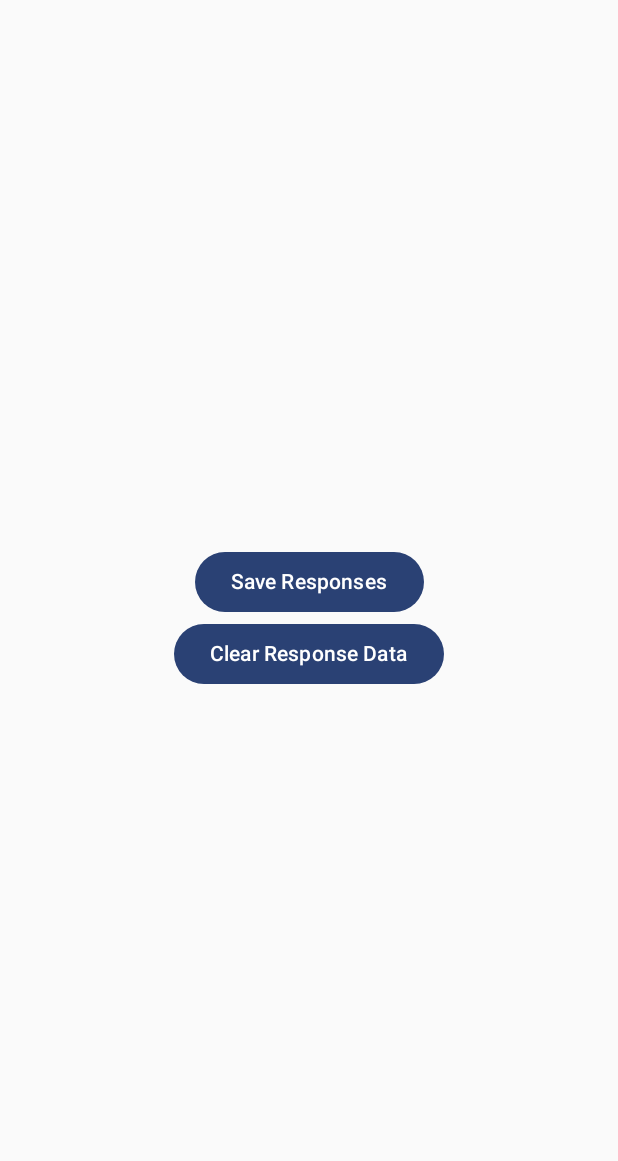
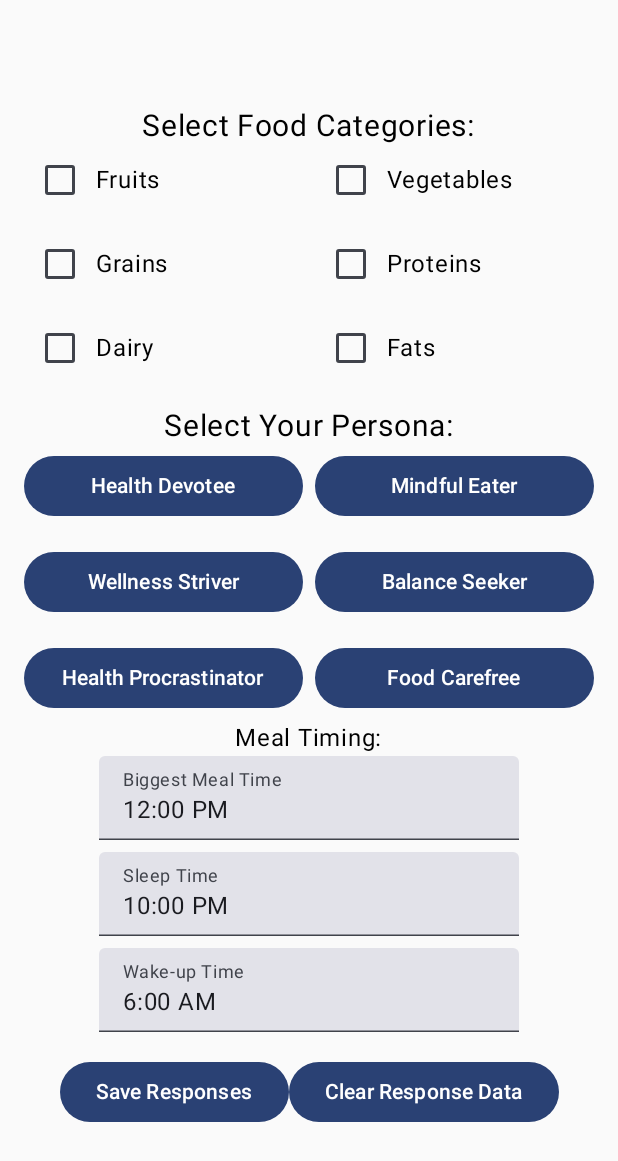
Before and after one commit to Arrtish2702/FIT2081_A1, an Android app built with Jetpack Compose: the QuestionnaireActivity screen opened directly, with no data from a screen before it, on a phone screen of 412 x 824 dp. Shown: the top 1161 px of the screen. Run offline under Robolectric (Android 15) with nearby library versions, the phone set to English and light mode, and no system bars.

Commit message:
Refactored the code to revert to the original csv format and data, and use the user id to present as the user name
Added routes from HomeActivity to the QuestionnaireActivity and InsightsActivity that are appropriate to the app.

Refactored the intent flags for various routes to work accordingly for the app

Implemented the base UI code for the QuestionnaireActivity, to have the various buttons and components for the user to fill in. No backend code put in place yet

```diff
--- a/app/src/main/java/com/fit2081/arrtish/id32896786/a1/LoginActivity.kt
+++ b/app/src/main/java/com/fit2081/arrtish/id32896786/a1/LoginActivity.kt
@@ -176,7 +176,7 @@ fun isLoginValid(context: Context, inputUserId: String, inputPhoneNumber: String
         Toast.makeText(context,"Login Successful", Toast.LENGTH_LONG).show()
 
         val intent = Intent(context, HomeActivity::class.java)
-        intent.flags = Intent.FLAG_ACTIVITY_CLEAR_TASK
+        intent.flags = Intent.FLAG_ACTIVITY_NEW_TASK or Intent.FLAG_ACTIVITY_CLEAR_TASK
         context.startActivity(intent)
 
     }else{
--- a/app/src/main/java/com/fit2081/arrtish/id32896786/a1/QuestionnaireActivity.kt
+++ b/app/src/main/java/com/fit2081/arrtish/id32896786/a1/QuestionnaireActivity.kt
@@ -21,6 +21,14 @@ import androidx.compose.ui.platform.LocalContext
 import androidx.compose.ui.tooling.preview.Preview
 import androidx.core.content.edit
 import com.fit2081.arrtish.id32896786.a1.ui.theme.A1Theme
+import androidx.compose.foundation.layout.*
+import androidx.compose.foundation.lazy.grid.GridCells
+import androidx.compose.foundation.lazy.grid.LazyVerticalGrid
+import androidx.compose.foundation.lazy.grid.items
+import androidx.compose.material3.*
+import androidx.compose.runtime.*
+import androidx.compose.ui.unit.dp
+import androidx.compose.ui.unit.sp
 
 class QuestionnaireActivity : ComponentActivity() {
     override fun onCreate(savedInstanceState: Bundle?) {
@@ -37,25 +45,102 @@ class QuestionnaireActivity : ComponentActivity() {
 
 @Preview(showBackground = true)
 @Composable
-fun QuestionnairePage(){
+fun QuestionnairePage() {
     val context = LocalContext.current
+    val selectedCategories = remember { mutableStateListOf<String>() }
+    val personas = listOf(
+        "Health Devotee", "Mindful Eater", "Wellness Striver",
+        "Balance Seeker", "Health Procrastinator", "Food Carefree"
+    )
+    val selectedPersona = remember { mutableStateOf(personas[0]) }
+    val biggestMealTime = remember { mutableStateOf("12:00 PM") }
+    val sleepTime = remember { mutableStateOf("10:00 PM") }
+    val wakeTime = remember { mutableStateOf("6:00 AM") }
 
     Column(
+        modifier = Modifier
+            .fillMaxSize()
+            .padding(16.dp),
         horizontalAlignment = Alignment.CenterHorizontally,
-        verticalArrangement = Arrangement.Center,
-        modifier = Modifier.fillMaxSize()
-    ){
-        Button(
-            onClick = { completeQuestionnaire(context) },
+        verticalArrangement = Arrangement.Center
+    ) {
+        Text("Select Food Categories:", fontSize = 20.sp)
+
+        val foodCategories = listOf("Fruits", "Vegetables", "Grains", "Proteins", "Dairy", "Fats")
+
+        LazyVerticalGrid(
+            columns = GridCells.Fixed(2),
+            modifier = Modifier.fillMaxWidth(),
+            verticalArrangement = Arrangement.spacedBy(8.dp),
+            horizontalArrangement = Arrangement.spacedBy(8.dp)
         ) {
-            Text(text = "Save Responses")
+            items(foodCategories) { category ->
+                Row(verticalAlignment = Alignment.CenterVertically) {
+                    Checkbox(
+                        checked = selectedCategories.contains(category),
+                        onCheckedChange = {
+                            if (it) selectedCategories.add(category) else selectedCategories.remove(category)
+                        }
+                    )
+                    Text(text = category)
+                }
+            }
         }
 
-        Button(onClick = { tempEraseQuestionnaireData(context) }) {
-            Text(text = "Clear Response Data")
+        Spacer(modifier = Modifier.height(16.dp))
+
+        Text("Select Your Persona:", fontSize = 20.sp)
+
+        LazyVerticalGrid(
+            columns = GridCells.Fixed(2),
+            modifier = Modifier.fillMaxWidth(),
+            verticalArrangement = Arrangement.spacedBy(8.dp),
+            horizontalArrangement = Arrangement.spacedBy(8.dp)
+        ) {
+            items(personas) { persona ->
+                Button(
+                    onClick = { selectedPersona.value = persona },
+                    modifier = Modifier.padding(vertical = 4.dp)
+                ) {
+                    Text(text = persona)
+                }
+            }
+        }
+
+        Text("Meal Timing:")
+        TextField(
+            value = biggestMealTime.value,
+            onValueChange = { biggestMealTime.value = it },
+            label = { Text("Biggest Meal Time") }
+        )
+
+        Spacer(modifier = Modifier.height(8.dp))
+
+        TextField(
+            value = sleepTime.value,
+            onValueChange = { sleepTime.value = it },
+            label = { Text("Sleep Time") }
+        )
+
+        Spacer(modifier = Modifier.height(8.dp))
+
+        TextField(
+            value = wakeTime.value,
+            onValueChange = { wakeTime.value = it },
+            label = { Text("Wake-up Time") }
+        )
+
+        Spacer(modifier = Modifier.height(16.dp))
+
+        Row(horizontalArrangement = Arrangement.SpaceEvenly) {
+            Button(onClick = { completeQuestionnaire(context) }) {
+                Text("Save Responses")
+            }
+            Button(onClick = { tempEraseQuestionnaireData(context) }) {
+                Text("Clear Response Data")
+            }
         }
     }
-
 }
 
 fun completeQuestionnaire(context: Context){
@@ -77,6 +162,6 @@ fun tempEraseQuestionnaireData(context: Context){
 
 fun onRouteToHome(context: Context) {
     val intent = Intent(context, HomeActivity::class.java)
-    intent.flags = Intent.FLAG_ACTIVITY_CLEAR_TASK
+    intent.flags = Intent.FLAG_ACTIVITY_NEW_TASK or Intent.FLAG_ACTIVITY_CLEAR_TASK
     context.startActivity(intent)
 }
```
Also changed, not shown: app/src/main/assets/nutritrack_data.csv (+10 -8 lines), app/src/main/java/com/fit2081/arrtish/id32896786/a1/HomeActivity.kt (+44 -17 lines).
